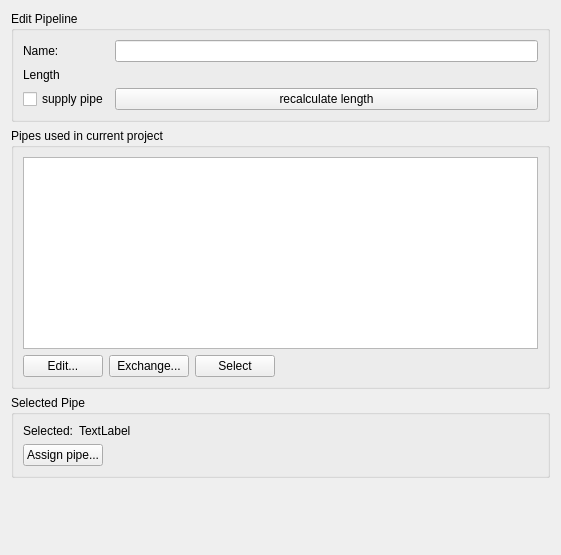
Before: the Qt Designer form SIM-VICUS/src/SVPropNetworkEdgesWidget.ui in ghorwin/SIM-VICUS, drawn with Qt 5.
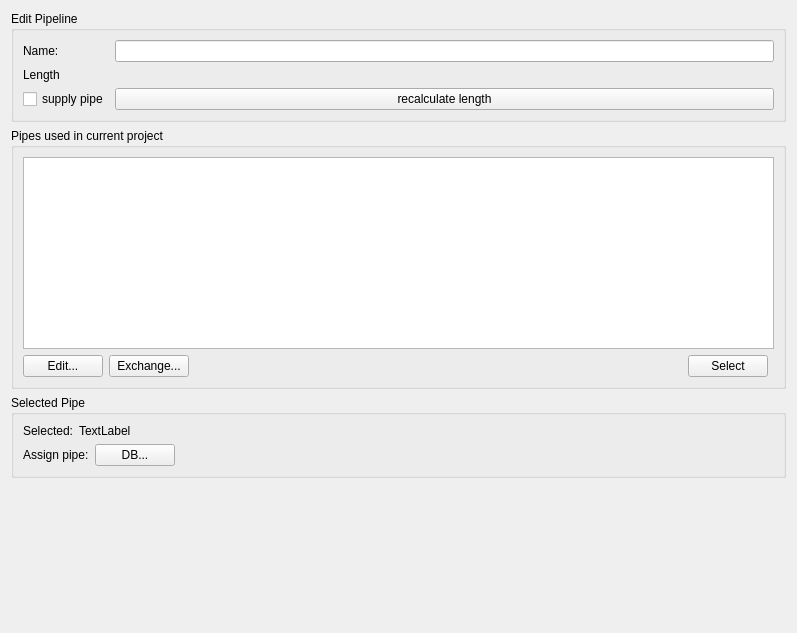
After: the same form once the commit is applied.

Commit message: Added new icons to property network

Diff of the .ui file:
```diff
--- a/SIM-VICUS/src/SVPropNetworkEdgesWidget.ui
+++ b/SIM-VICUS/src/SVPropNetworkEdgesWidget.ui
@@ -6,8 +6,8 @@
    <rect>
     <x>0</x>
     <y>0</y>
-    <width>561</width>
-    <height>555</height>
+    <width>797</width>
+    <height>633</height>
    </rect>
   </property>
   <property name="windowTitle">
@@ -67,9 +67,6 @@
       <string>Pipes used in current project</string>
      </property>
      <layout class="QGridLayout" name="gridLayout_5">
-      <item row="0" column="0" colspan="4">
-       <widget class="QTableWidget" name="tableWidgetPipes"/>
-      </item>
       <item row="1" column="1">
        <widget class="QPushButton" name="pushButtonExchangePipe">
         <property name="text">
@@ -84,6 +81,35 @@
        </widget>
       </item>
       <item row="1" column="3">
+       <widget class="QPushButton" name="pushButtonSelectEdgesWithPipe">
+        <property name="text">
+         <string>Select</string>
+        </property>
+        <property name="iconSize">
+         <size>
+          <width>24</width>
+          <height>24</height>
+         </size>
+        </property>
+       </widget>
+      </item>
+      <item row="0" column="0" colspan="5">
+       <widget class="QTableWidget" name="tableWidgetPipes"/>
+      </item>
+      <item row="1" column="0">
+       <widget class="QPushButton" name="pushButtonEditPipe">
+        <property name="text">
+         <string>Edit...</string>
+        </property>
+        <property name="iconSize">
+         <size>
+          <width>24</width>
+          <height>24</height>
+         </size>
+        </property>
+       </widget>
+      </item>
+      <item row="1" column="2">
        <spacer name="horizontalSpacer">
         <property name="orientation">
          <enum>Qt::Horizontal</enum>
@@ -96,32 +122,6 @@
         </property>
        </spacer>
       </item>
-      <item row="1" column="0">
-       <widget class="QPushButton" name="pushButtonEditPipe">
-        <property name="text">
-         <string>Edit...</string>
-        </property>
-        <property name="iconSize">
-         <size>
-          <width>24</width>
-          <height>24</height>
-         </size>
-        </property>
-       </widget>
-      </item>
-      <item row="1" column="2">
-       <widget class="QPushButton" name="pushButtonSelectEdgesWithPipe">
-        <property name="text">
-         <string>Select</string>
-        </property>
-        <property name="iconSize">
-         <size>
-          <width>24</width>
-          <height>24</height>
-         </size>
-        </property>
-       </widget>
-      </item>
      </layout>
     </widget>
    </item>
@@ -133,10 +133,17 @@
      <layout class="QGridLayout" name="gridLayout_4">
       <item row="1" column="0" colspan="2">
        <layout class="QHBoxLayout" name="horizontalLayout_3">
+        <item>
+         <widget class="QLabel" name="label">
+          <property name="text">
+           <string>Assign pipe:</string>
+          </property>
+         </widget>
+        </item>
         <item>
          <widget class="QPushButton" name="pushButtonAssignPipe">
           <property name="text">
-           <string>Assign pipe...</string>
+           <string>DB...</string>
           </property>
           <property name="iconSize">
            <size>
```
The commit also changes 1 other file.
